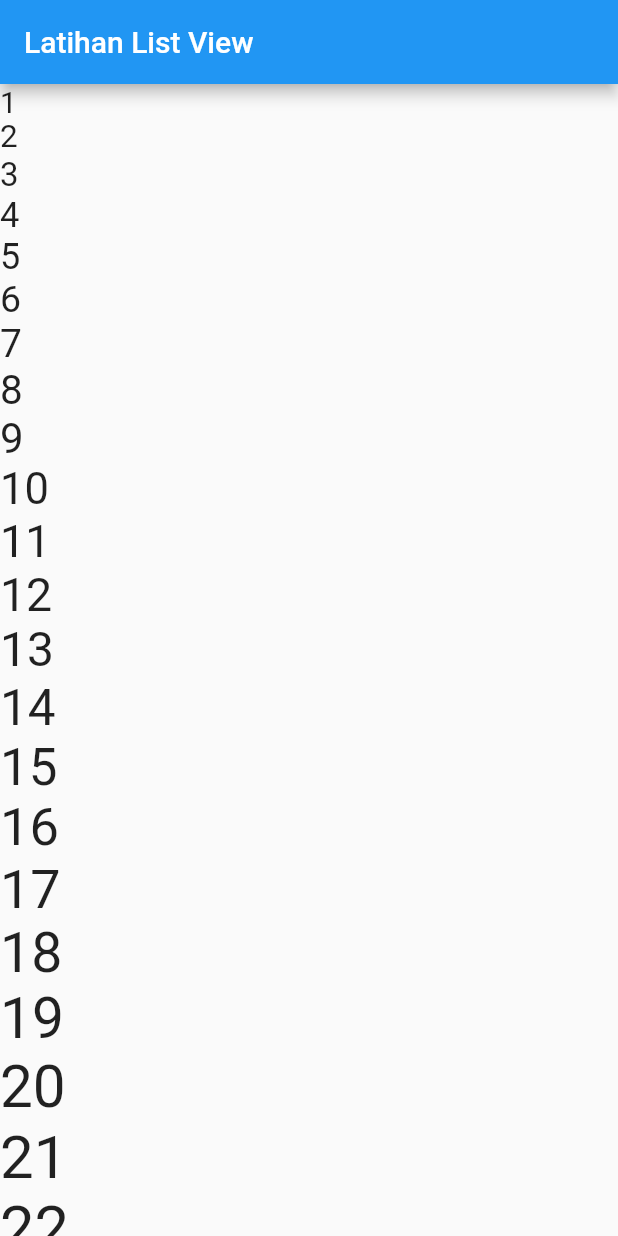
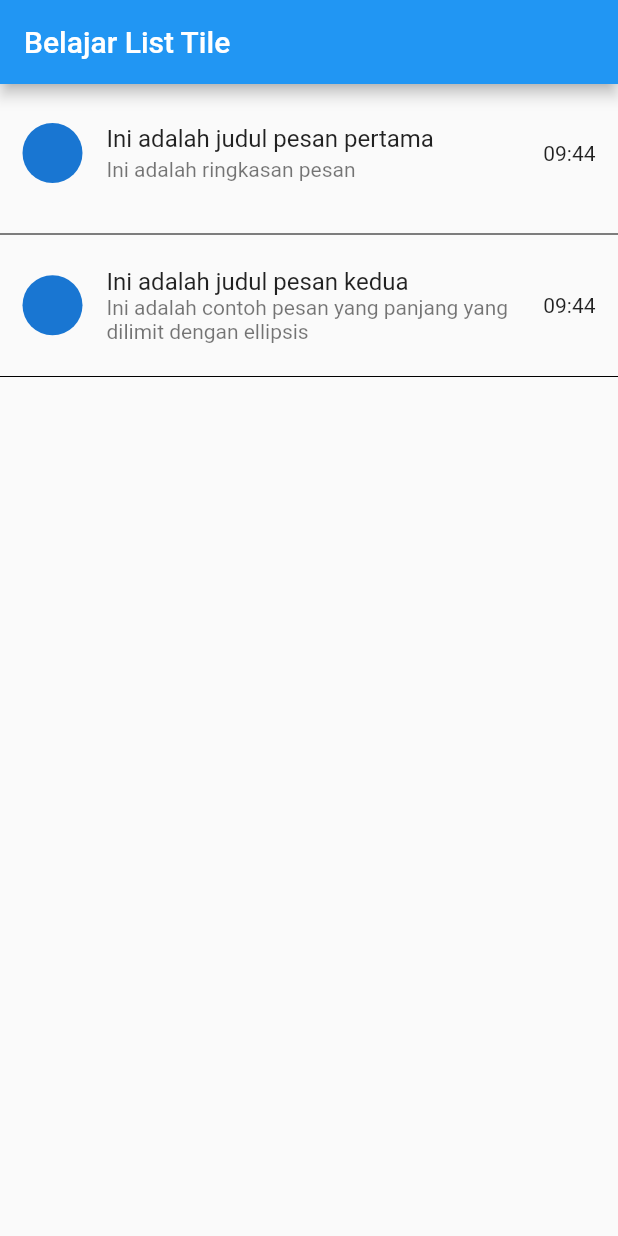
Before and after one commit to revanggaajip/belajar_flutter_dasar, a Flutter app: the screen it shows after launch, on a phone screen of 412 x 824 dp. Run offline on Flutter 3.47's test engine with Material 2 defaults, Android fonts, the light colour scheme and no system bars.

Commit message:
Belajar Menggunakan List Tile

```diff
--- a/lib/main.dart
+++ b/lib/main.dart
@@ -1,42 +1,46 @@
 import 'package:flutter/material.dart';
 
-void main() => runApp(AplikasiKu());
+void main() => runApp(Aplikasi());
 
-class AplikasiKu extends StatelessWidget {
-  // final List<Color> dataWarna = [
-  //   Colors.cyan,
-  //   Colors.yellow,
-  //   Colors.blueAccent,
-  //   Colors.redAccent
-  // ];
-
-  List<Widget> angka = List.generate(
-      100,
-      (index) => Text(
-            "${index + 1}",
-            style: TextStyle(fontSize: 20 + double.parse(index.toString())),
-          ));
+class Aplikasi extends StatelessWidget {
+  const Aplikasi({Key? key}) : super(key: key);
 
   @override
   Widget build(BuildContext context) {
     return MaterialApp(
-        debugShowCheckedModeBanner: false,
-        home: Scaffold(
-          appBar: AppBar(title: const Text("Latihan List View")),
-          body: ListView(
-            children: angka,
-          ),
-          // Menggunakan color
-          // body: ListView.separated(
-          //   separatorBuilder: (context, index) {
-          //     return const Divider();
-          //   },
-          //   itemCount: dataWarna.length,
-          //   itemBuilder: (context, index) {
-          //     return Container(
-          //         width: 300, height: 300, color: dataWarna[index]);
-          //   },
-          // )),
-        ));
+      debugShowCheckedModeBanner: false,
+      home: Scaffold(
+        appBar: AppBar(title: Text("Belajar List Tile")),
+        body: ListView(
+          children: [
+            ListTile(
+              contentPadding:
+                  EdgeInsets.symmetric(horizontal: 15, vertical: 10),
+              title: Text("Ini adalah judul pesan pertama"),
+              subtitle: Text("Ini adalah ringkasan pesan"),
+              leading: CircleAvatar(),
+              trailing: Text("09:44"),
+            ),
+            Divider(
+              color: Colors.black,
+            ),
+            ListTile(
+              contentPadding:
+                  EdgeInsets.symmetric(horizontal: 15, vertical: 10),
+              title: Text("Ini adalah judul pesan kedua"),
+              subtitle: Text(
+                  "Ini adalah contoh pesan yang panjang yang dilimit dengan ellipsis",
+                  maxLines: 2,
+                  overflow: TextOverflow.ellipsis),
+              leading: CircleAvatar(),
+              trailing: Text("09:44"),
+            ),
+            Divider(
+              color: Colors.black,
+            ),
+          ],
+        ),
+      ),
+    );
   }
 }
```
